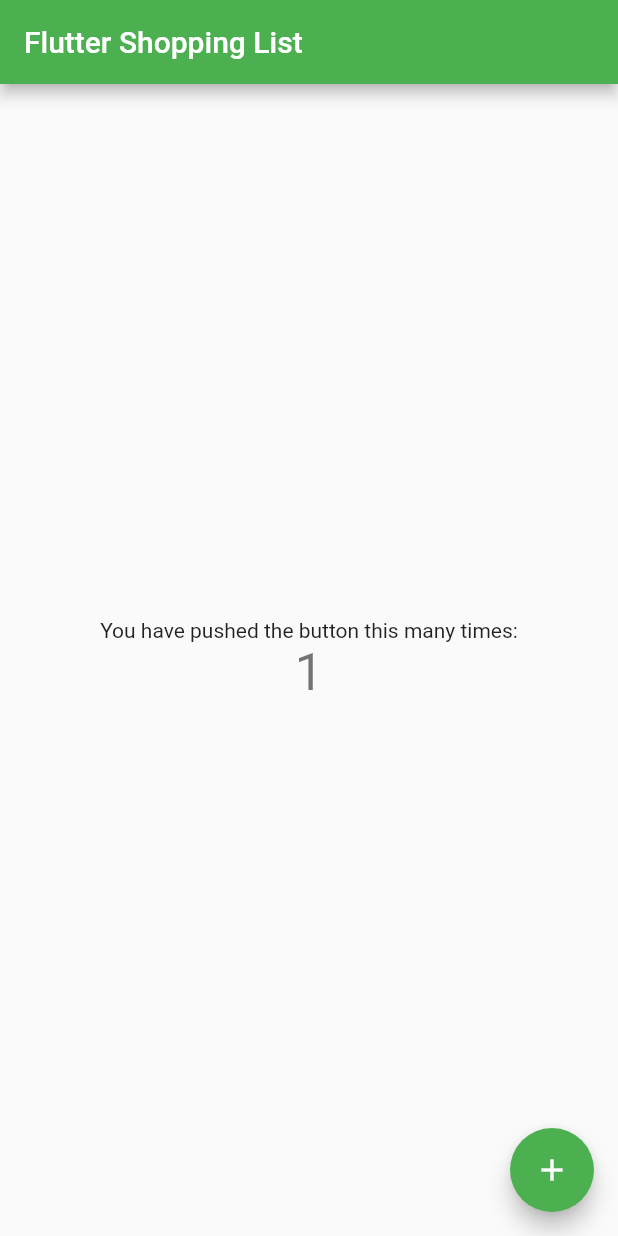
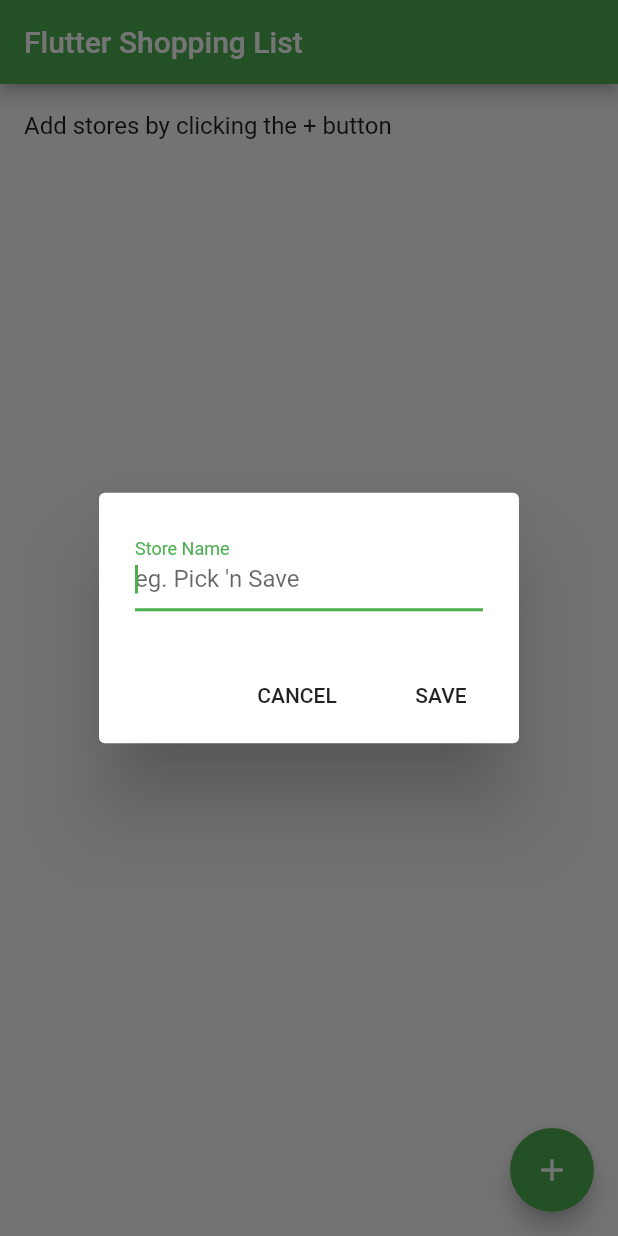
Before and after one commit to skotz/flutter-shopping-list, a Flutter app: the screen it shows after launch, after a tap on the "add" icon, on a phone screen of 412 x 824 dp. Run offline on Flutter 3.47's test engine with Material 2 defaults, Android fonts, the phone set to English and light mode, and no system bars; our stand-ins replace shared_preferences.

Commit message:
Added sortable list

```diff
--- a/lib/store.dart
+++ b/lib/store.dart
@@ -1,4 +1,5 @@
 import 'package:flutter/material.dart';
+import 'package:shared_preferences/shared_preferences.dart';
 
 class StorePage extends StatefulWidget {
   StorePage({Key key, this.title}) : super(key: key);
@@ -10,36 +11,115 @@ class StorePage extends StatefulWidget {
 }
 
 class _StorePageState extends State<StorePage> {
-  int _counter = 0;
+  // Stores saved by the user
+  List<String> storeNames = [];
 
-  void _incrementCounter() {
-    setState(() {
-      _counter++;
-    });
+  final storeNameController = TextEditingController();
+
+  @override
+  void initState() {
+    super.initState();
+    SharedPreferences.getInstance().then((prefs) => setState(() {
+          var names = prefs.getStringList('storeNames');
+          if (names != null && names.length > 0) {
+            storeNames = names;
+          }
+        }));
+  }
+
+  @override
+  void dispose() {
+    storeNameController.dispose();
+    super.dispose();
+  }
+
+  void _updateStores() {
+    SharedPreferences.getInstance().then(
+        (prefs) async => await prefs.setStringList('storeNames', storeNames));
+  }
+
+  // Add a new store
+  void _showAddStoreDialog() {
+    storeNameController.text = "";
+    showDialog<String>(
+      context: context,
+      builder: (BuildContext context) {
+        return new AlertDialog(
+          content: new Row(
+            children: <Widget>[
+              new Expanded(
+                child: new TextField(
+                  autofocus: true,
+                  controller: storeNameController,
+                  decoration: new InputDecoration(
+                    labelText: 'Store Name',
+                    hintText: 'eg. Pick \'n Save',
+                  ),
+                ),
+              )
+            ],
+          ),
+          actions: <Widget>[
+            new FlatButton(
+              child: Text('CANCEL'),
+              onPressed: () {
+                Navigator.pop(context);
+              },
+            ),
+            new FlatButton(
+              child: Text('SAVE'),
+              onPressed: () {
+                if (storeNameController.text.length > 0) {
+                  setState(() {
+                    storeNames.add(storeNameController.text);
+                    _updateStores();
+                  });
+                }
+                Navigator.pop(context);
+              },
+            ),
+          ],
+        );
+      },
+    );
   }
 
   @override
   Widget build(BuildContext context) {
+    var storeWidgets = <Widget>[];
+    for (int i = 0; i < storeNames.length; i++) {
+      storeWidgets.add(SizedBox(
+        key: ObjectKey(storeNames[i]),
+        child: Card(
+          child: ListTile(
+            title: Text(storeNames[i]),
+          ),
+        ),
+      ));
+    }
+
+    if (storeWidgets.length == 0) {
+      storeWidgets
+          .add(ListTile(title: Text("Add stores by clicking the + button"), key: Key('key')));
+    }
+
     return Scaffold(
       appBar: AppBar(
         title: Text(widget.title),
       ),
-      body: Center(
-        child: Column(
-          mainAxisAlignment: MainAxisAlignment.center,
-          children: <Widget>[
-            Text(
-              'You have pushed the button this many times:',
-            ),
-            Text(
-              '$_counter',
-              style: Theme.of(context).textTheme.display1,
-            ),
-          ],
-        ),
+      body: ReorderableListView(
+        children: storeWidgets,
+        onReorder: (before, after) {
+          if (after > storeNames.length) after = storeNames.length;
+          if (before < after) after--;
+          String data = storeNames[before];
+          storeNames.removeAt(before);
+          storeNames.insert(after, data);
+          _updateStores();
+        },
       ),
       floatingActionButton: FloatingActionButton(
-        onPressed: _incrementCounter,
+        onPressed: _showAddStoreDialog,
         tooltip: 'Increment',
         child: Icon(Icons.add),
       ),
--- a/pubspec.yaml
+++ b/pubspec.yaml
@@ -23,6 +23,8 @@ dependencies:
   # The following adds the Cupertino Icons font to your application.
   # Use with the CupertinoIcons class for iOS style icons.
   cupertino_icons: ^0.1.2
+
+  shared_preferences:
 
 dev_dependencies:
   flutter_test:
```
Also changed, not shown: pubspec.lock.
